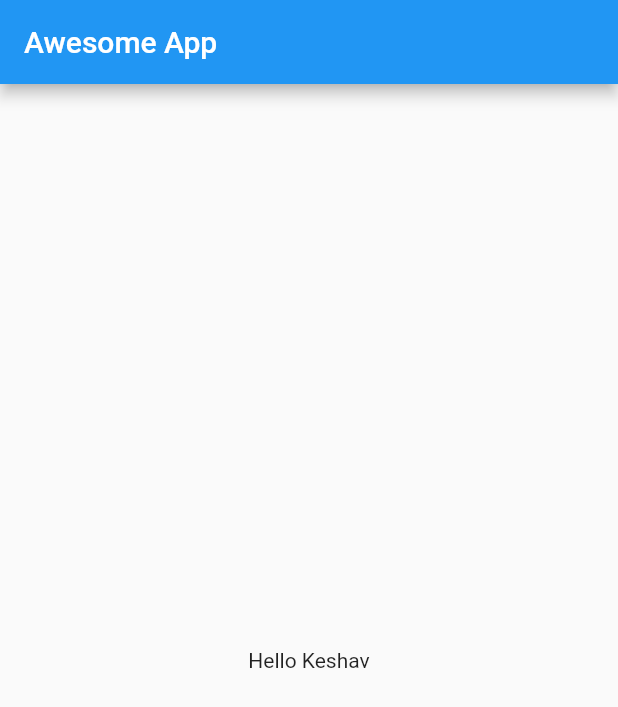
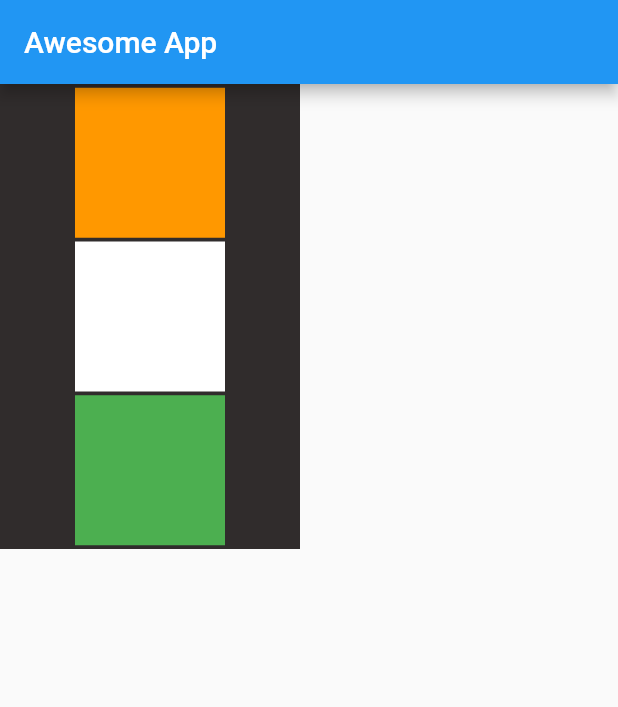
Before and after one commit to Kparihar04/Flutter_Project1, a Flutter app: the screen it shows after launch, on a phone screen of 412 x 824 dp. Shown: the top 707 px of the screen. Run offline on Flutter 3.47's test engine with Material 2 defaults, Android fonts, the phone set to English and light mode, and no system bars.

Commit message:
Ch2_complted

```diff
--- a/Project_1/test_app/lib/main.dart
+++ b/Project_1/test_app/lib/main.dart
@@ -15,8 +15,34 @@ class HomePage extends StatelessWidget {
           title: Text("Awesome App"),
         ),
         body: Container(
-        child: Center(child: Text("Hello Keshav")),
+          color: Color.fromARGB(210, 5, 0, 0),
+          width: 200,
+          height: 310,
+          child :Column(
+            mainAxisAlignment: MainAxisAlignment.spaceEvenly,
+            crossAxisAlignment: CrossAxisAlignment.center,
+            children: <Widget>[
+              Container(
+                padding: const EdgeInsets.all(8),
+                color: Colors.orange,
+                width: 100,
+                height: 100,
               ),
+              Container(
+                padding: const EdgeInsets.all(8),
+                color: Colors.white,
+                width: 100,
+                height: 100,
+              ),
+              Container(
+                padding: const EdgeInsets.all(8),
+                color: Colors.green,
+                width: 100,
+                height: 100,
+              ),
+            ],
+          ),
+        )
         );
   }
 }
```
Lines whose indentation alone changed are shown as unchanged.
